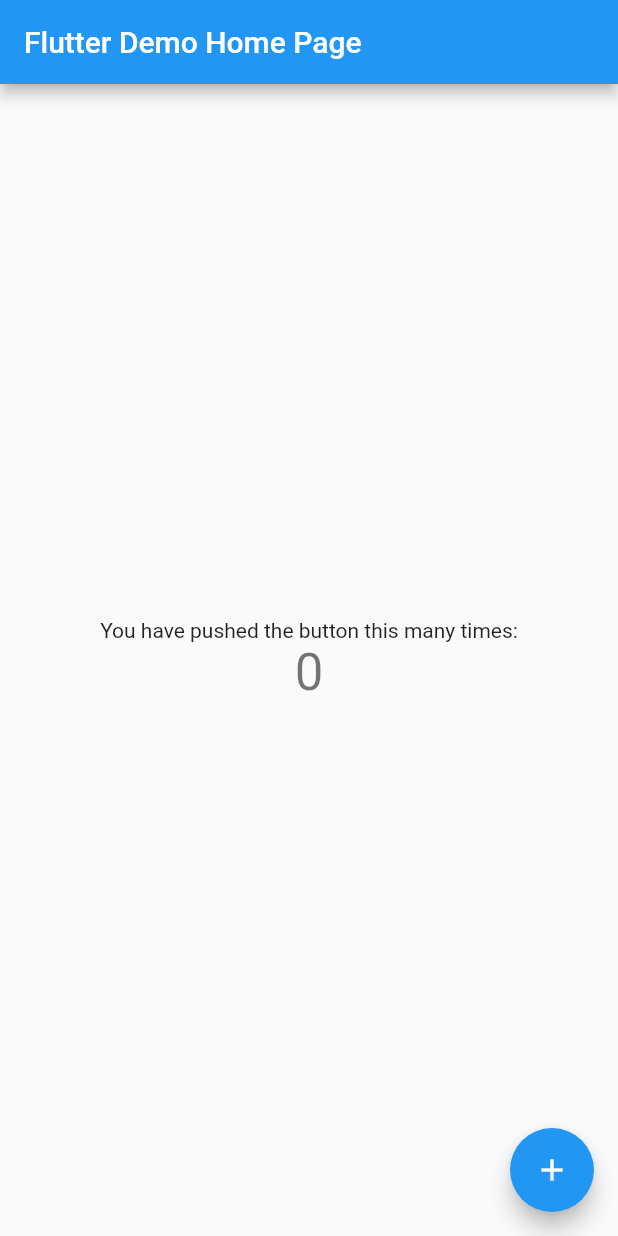
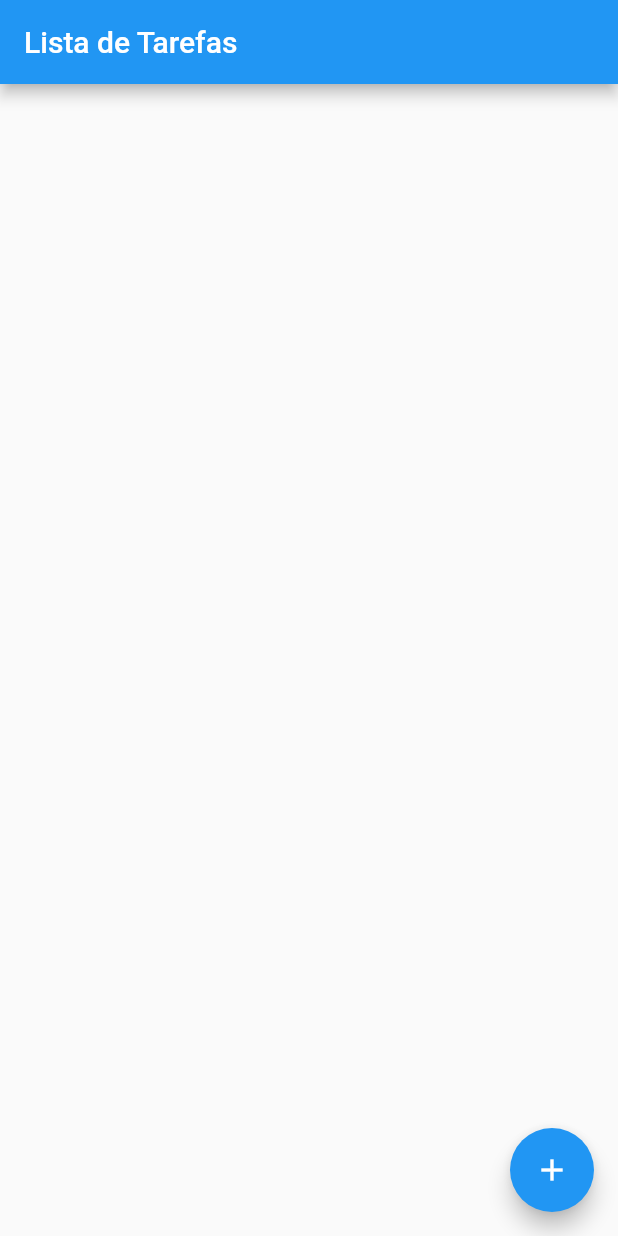
Before and after one commit to LeonardFerrer/Flutter_Study, a Flutter app: the screen it shows after launch, on a phone screen of 412 x 824 dp. Run offline on Flutter 3.47's test engine with Material 2 defaults, Android fonts, the phone set to English and light mode, and no system bars.

Commit message:
refatorando código base

```diff
--- a/todo_list_page/lib/main.dart
+++ b/todo_list_page/lib/main.dart
@@ -1,4 +1,5 @@
 import 'package:flutter/material.dart';
+import 'package:todo_list_page/todo_list_page.dart';
 
 void main() {
   runApp(const MyApp());
@@ -7,109 +8,14 @@
 class MyApp extends StatelessWidget {
   const MyApp({Key? key}) : super(key: key);
 
-  // This widget is the root of your application.
   @override
   Widget build(BuildContext context) {
     return MaterialApp(
       title: 'Flutter Demo',
       theme: ThemeData(
-        // This is the theme of your application.
-        //
-        // Try running your application with "flutter run". You'll see the
-        // application has a blue toolbar. Then, without quitting the app, try
-        // changing the primarySwatch below to Colors.green and then invoke
-        // "hot reload" (press "r" in the console where you ran "flutter run",
-        // or simply save your changes to "hot reload" in a Flutter IDE).
-        // Notice that the counter didn't reset back to zero; the application
-        // is not restarted.
         primarySwatch: Colors.blue,
       ),
-      home: const MyHomePage(title: 'Flutter Demo Home Page'),
+      home: const TodoListPage(),
     );
   }
 }
-
-class MyHomePage extends StatefulWidget {
-  const MyHomePage({Key? key, required this.title}) : super(key: key);
-
-  // This widget is the home page of your application. It is stateful, meaning
-  // that it has a State object (defined below) that contains fields that affect
-  // how it looks.
-
-  // This class is the configuration for the state. It holds the values (in this
-  // case the title) provided by the parent (in this case the App widget) and
-  // used by the build method of the State. Fields in a Widget subclass are
-  // always marked "final".
-
-  final String title;
-
-  @override
-  State<MyHomePage> createState() => _MyHomePageState();
-}
-
-class _MyHomePageState extends State<MyHomePage> {
-  int _counter = 0;
-
-  void _incrementCounter() {
-    setState(() {
-      // This call to setState tells the Flutter framework that something has
-      // changed in this State, which causes it to rerun the build method below
-      // so that the display can reflect the updated values. If we changed
-      // _counter without calling setState(), then the build method would not be
-      // called again, and so nothing would appear to happen.
-      _counter++;
-    });
-  }
-
-  @override
-  Widget build(BuildContext context) {
-    // This method is rerun every time setState is called, for instance as done
-    // by the _incrementCounter method above.
-    //
-    // The Flutter framework has been optimized to make rerunning build methods
-    // fast, so that you can just rebuild anything that needs updating rather
-    // than having to individually change instances of widgets.
-    return Scaffold(
-      appBar: AppBar(
-        // Here we take the value from the MyHomePage object that was created by
-        // the App.build method, and use it to set our appbar title.
-        title: Text(widget.title),
-      ),
-      body: Center(
-        // Center is a layout widget. It takes a single child and positions it
-        // in the middle of the parent.
-        child: Column(
-          // Column is also a layout widget. It takes a list of children and
-          // arranges them vertically. By default, it sizes itself to fit its
-          // children horizontally, and tries to be as tall as its parent.
-          //
-          // Invoke "debug painting" (press "p" in the console, choose the
-          // "Toggle Debug Paint" action from the Flutter Inspector in Android
-          // Studio, or the "Toggle Debug Paint" command in Visual Studio Code)
-          // to see the wireframe for each widget.
-          //
-          // Column has various properties to control how it sizes itself and
-          // how it positions its children. Here we use mainAxisAlignment to
-          // center the children vertically; the main axis here is the vertical
-          // axis because Columns are vertical (the cross axis would be
-          // horizontal).
-          mainAxisAlignment: MainAxisAlignment.center,
-          children: <Widget>[
-            const Text(
-              'You have pushed the button this many times:',
-            ),
-            Text(
-              '$_counter',
-              style: Theme.of(context).textTheme.headline4,
-            ),
-          ],
-        ),
-      ),
-      floatingActionButton: FloatingActionButton(
-        onPressed: _incrementCounter,
-        tooltip: 'Increment',
-        child: const Icon(Icons.add),
-      ), // This trailing comma makes auto-formatting nicer for build methods.
-    );
-  }
-}
--- /dev/null
+++ b/todo_list_page/lib/todo_list_page.dart
@@ -0,0 +1,21 @@
+import 'package:flutter/material.dart';
+
+class TodoListPage extends StatefulWidget {
+  const TodoListPage({Key? key}) : super(key: key);
+
+  @override
+  State<TodoListPage> createState() => _TodoListPageState();
+}
+
+class _TodoListPageState extends State<TodoListPage> {
+  @override
+  Widget build(BuildContext context) {
+    return Scaffold(
+      appBar: AppBar(
+        title: const Text("Lista de Tarefas"),
+      ),
+      floatingActionButton:
+          FloatingActionButton(child: const Icon(Icons.add), onPressed: () {}),
+    );
+  }
+}
```
